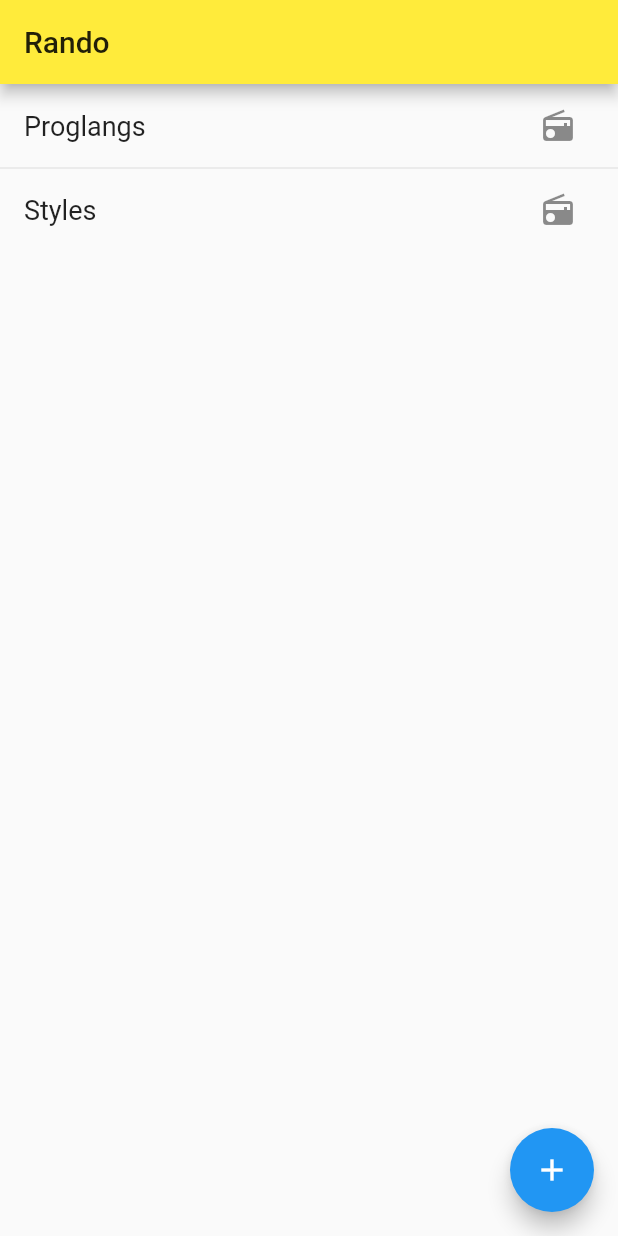
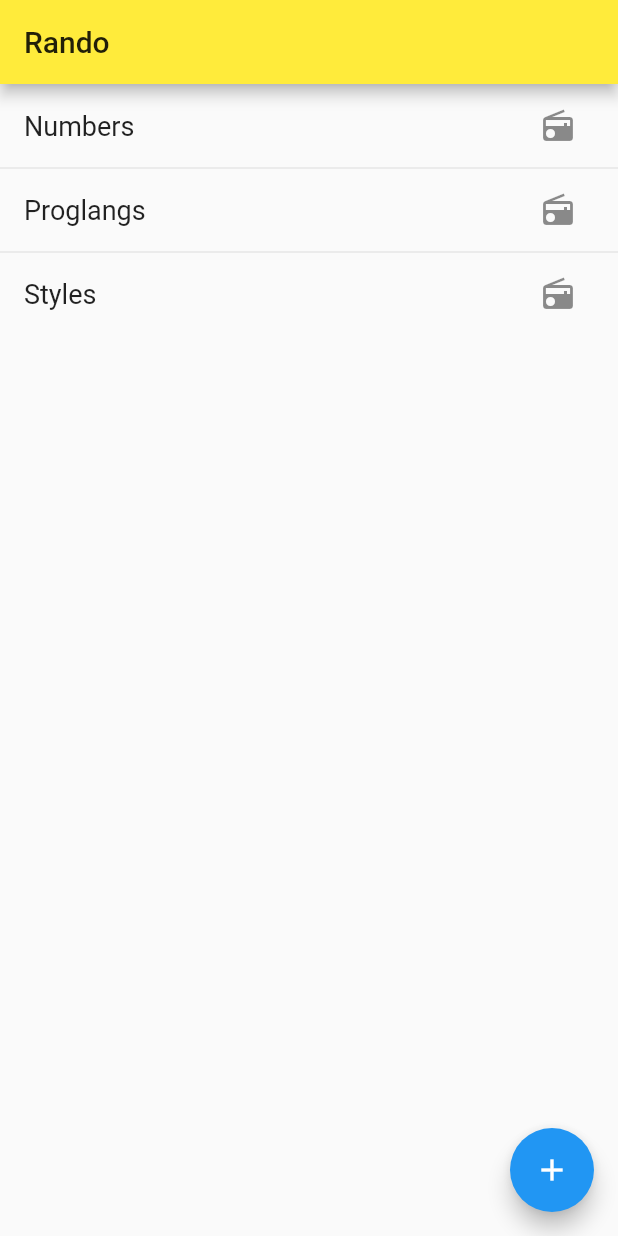
Before and after one commit to ShamylZakariya/Rando, a Flutter app: the screen it shows after launch, after a tap on the "radio" icon, on a phone screen of 412 x 824 dp. Run offline on Flutter 3.47's test engine with Material 2 defaults, Android fonts, the light colour scheme and no system bars.

Commit message:
Implement random item selection and general UI improvements

```diff
--- a/rando/lib/main.dart
+++ b/rando/lib/main.dart
@@ -22,6 +22,18 @@ class CollectionsScreen extends StatefulWidget {
 
 class CollectionsScreenState extends State<CollectionsScreen> {
   final _collections = <Collection>[
+    Collection.withItems("Numbers", [
+      Item("0"),
+      Item("1"),
+      Item("2"),
+      Item("3"),
+      Item("4"),
+      Item("5"),
+      Item("6"),
+      Item("7"),
+      Item("8"),
+      Item("9"),
+    ]),
     Collection.withItems("Proglangs", [
       Item("C"),
       Item("CXX"),
@@ -62,7 +74,8 @@ class CollectionsScreenState extends State<CollectionsScreen> {
   }
 
   void _newCollection() async {
-    String name = await _showInputDialog("New collection...", "Name", null);
+    String name =
+        await _showInputDialog(context, "New collection...", "Name", null);
 
     if (name != null && name.isNotEmpty) {
       setState(() {
@@ -76,7 +89,6 @@ class CollectionsScreenState extends State<CollectionsScreen> {
           );
         }));
       });
-
     }
   }
 
@@ -123,12 +135,14 @@ class CollectionsScreenState extends State<CollectionsScreen> {
       },
       child: ListTile(
         title: Text(collection.name, style: _biggerFont),
-        trailing: IconButton(
-          icon: Icon(Icons.radio),
-          onPressed: () {
-            _rollDiceFor(collection);
-          },
-        ),
+        trailing: collection.isNotEmpty
+            ? IconButton(
+                icon: Icon(Icons.radio),
+                onPressed: () {
+                  _rollDiceFor(collection);
+                },
+              )
+            : null,
         onTap: () {
           _showCollection(collection);
         },
@@ -146,45 +160,8 @@ class CollectionsScreenState extends State<CollectionsScreen> {
   }
 
   void _rollDiceFor(Collection collection) {
-    print("_rollDiceFor: ${collection.name}");
-  }
-
-  Future<String> _showInputDialog(
-      String title, String valueTitle, String initialValue) async {
-    String text;
-    return showDialog(
-        context: context,
-        barrierDismissible: true,
-        builder: (BuildContext context) {
-          return AlertDialog(
-            title: Text(title),
-            content: Row(
-              children: <Widget>[
-                Expanded(
-                  child: TextField(
-                    controller: TextEditingController()
-                      ..text = initialValue != null ? initialValue : "",
-                    autofocus: true,
-                    decoration: InputDecoration(
-                      labelText: valueTitle,
-                    ),
-                    onChanged: (value) {
-                      text = value;
-                    },
-                  ),
-                ),
-              ],
-            ),
-            actions: <Widget>[
-              FlatButton(
-                child: Text("Ok"),
-                onPressed: () {
-                  Navigator.of(context).pop(text);
-                },
-              ),
-            ],
-          );
-        });
+    Item item = collection.randomItem();
+    print("_rollDiceFor: ${collection.name} item: ${item.name}");
   }
 }
 
@@ -215,7 +192,9 @@ class CollectionEditorState extends State<CollectionEditor> {
           )
         ],
       ),
-      body: widget.collection.items.isEmpty ? _placeholderItemList() : _itemList(),
+      body: widget.collection.items.isEmpty
+          ? _placeholderItemList()
+          : _itemList(),
       floatingActionButton: FloatingActionButton(
         onPressed: _addItem,
         tooltip: "Add item...",
@@ -250,8 +229,8 @@ class CollectionEditorState extends State<CollectionEditor> {
   }
 
   void _editTitle() async {
-    String value =
-        await _showInputDialog("Edit collection name:", widget.collection.name);
+    String value = await _showInputDialog(context, "Edit collection name:",
+        "Collection name", widget.collection.name);
     if (value != null && value.isNotEmpty) {
       setState(() {
         widget.collection.name = value;
@@ -277,48 +256,53 @@ class CollectionEditorState extends State<CollectionEditor> {
   }
 
   void _addItem() async {
-    String value = await _showInputDialog("Item", null);
+    String value = await _showInputDialog(context, "Item", "Item Name", null);
     if (value != null && value.isNotEmpty) {
       setState(() {
         widget.collection.addItem(Item(value));
       });
     }
   }
+}
 
-  Future<String> _showInputDialog(String title, String inputValue) async {
-    String text;
-    return showDialog(
-        context: context,
-        barrierDismissible: true,
-        builder: (BuildContext context) {
-          return AlertDialog(
-            title: Text(title),
-            content: Row(
-              children: <Widget>[
-                Expanded(
-                  child: TextField(
-                    controller: TextEditingController()
-                      ..text = inputValue != null ? inputValue : "",
-                    autofocus: true,
-                    decoration: InputDecoration(
-                      labelText: title,
-                    ),
-                    onChanged: (value) {
-                      text = value;
-                    },
+//
+//  Util
+//
+
+Future<String> _showInputDialog(BuildContext context, String title,
+    String valueTitle, String initialValue) async {
+  String text;
+  return showDialog(
+      context: context,
+      barrierDismissible: true,
+      builder: (BuildContext context) {
+        return AlertDialog(
+          title: Text(title),
+          content: Row(
+            children: <Widget>[
+              Expanded(
+                child: TextField(
+                  controller: TextEditingController()
+                    ..text = initialValue != null ? initialValue : "",
+                  autofocus: true,
+                  decoration: InputDecoration(
+                    labelText: valueTitle,
                   ),
+                  onChanged: (value) {
+                    text = value;
+                  },
                 ),
-              ],
-            ),
-            actions: <Widget>[
-              FlatButton(
-                child: Text("Ok"),
-                onPressed: () {
-                  Navigator.of(context).pop(text);
-                },
               ),
             ],
-          );
-        });
-  }
+          ),
+          actions: <Widget>[
+            FlatButton(
+              child: Text("Ok"),
+              onPressed: () {
+                Navigator.of(context).pop(text);
+              },
+            ),
+          ],
+        );
+      });
 }
--- a/rando/lib/model.dart
+++ b/rando/lib/model.dart
@@ -1,3 +1,4 @@
+import 'dart:math';
 
 class Item {
   String name;
@@ -5,22 +6,107 @@ class Item {
   Item(this.name);
 }
 
+class _BaseRandomSelectionTechnique {
+  int _count;
+
+  _BaseRandomSelectionTechnique(this._count);
+
+  void setCount(int count) {
+    _count = count;
+  }
+
+  int count() {
+    return _count;
+  }
+
+  int next() {
+    return 0;
+  }
+}
+
+class _PurelyRandomSelectionTechnique extends _BaseRandomSelectionTechnique {
+  final Random _rng = Random();
+
+  _PurelyRandomSelectionTechnique(int count) : super(count);
+
+  @override
+  int next() {
+    return _rng.nextInt(count());
+  }
+}
+
+class _PermutationRandomSelectionTechnique
+    extends _BaseRandomSelectionTechnique {
+  final Random _rng = Random();
+  List<int> _indices = [];
+  int _idx = 0;
+
+  _PermutationRandomSelectionTechnique(int count) : super(count) {
+    _shuffle(count);
+  }
+
+  @override
+  void setCount(int count) {
+    super.setCount(count);
+    _shuffle(count);
+  }
+
+  @override
+  int next() {
+    if (count() == 0) {
+      return -1;
+    }
+
+    if (_idx == count()) {
+      _shuffle(count());
+    }
+
+    return _indices[_idx++];
+  }
+
+  void _shuffle(int count) {
+    _indices.clear();
+    for (int i = 0; i < count; i++) {
+      _indices.add(i);
+    }
+    _indices.shuffle(_rng);
+    _idx = 0;
+  }
+}
+
 class Collection {
   String name;
   List<Item> items = [];
+  _BaseRandomSelectionTechnique _technique =
+      _PermutationRandomSelectionTechnique(0);
 
   Collection(this.name);
-  Collection.withItems(this.name, this.items);
+  Collection.withItems(this.name, this.items) {
+    _technique.setCount(items.length);
+  }
 
   void addItem(Item item) {
     items.add(item);
+    _technique.setCount(items.length);
   }
 
   void removeItem(Item item) {
     items.remove(item);
+    _technique.setCount(items.length);
   }
 
   void clearItems() {
     items.clear();
+    _technique.setCount(0);
+  }
+
+  bool get isEmpty => items.isEmpty;
+  bool get isNotEmpty => items.isNotEmpty;
+
+  Item randomItem() {
+    if (items.isNotEmpty) {
+      return items[_technique.next()];
+    }
+    return null;
   }
 }
```
